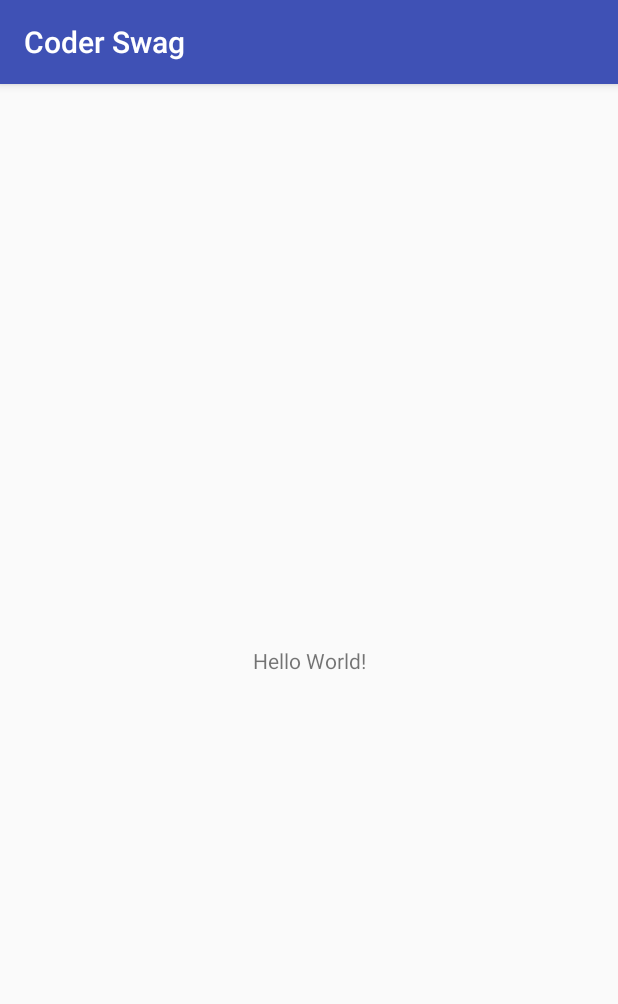
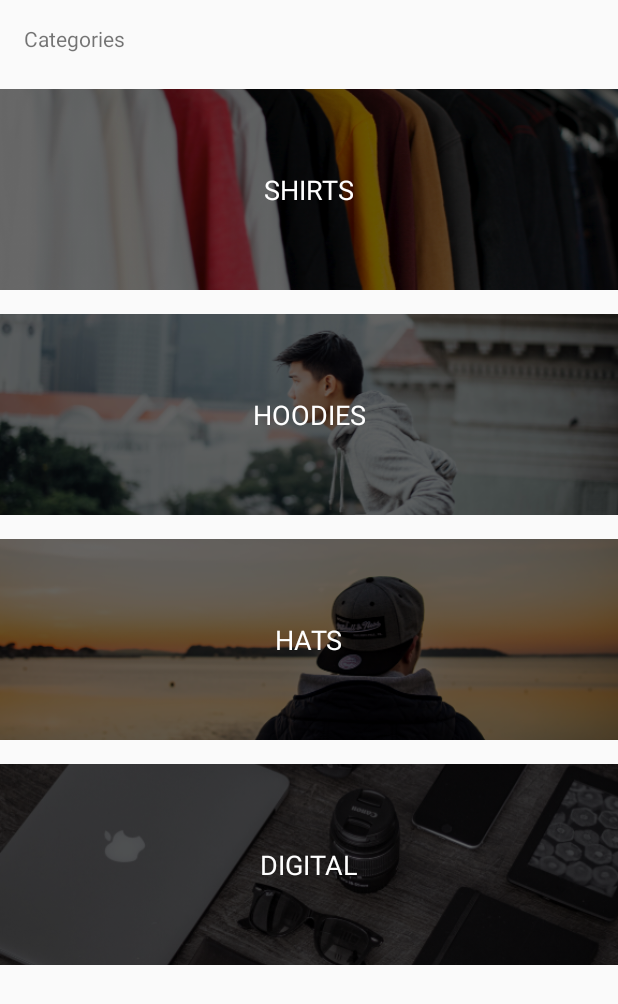
Before and after one commit to arioch666/CoderSwagPractice, an Android app: the screen it shows after launch (MainActivity), on a phone screen of 412 x 824 dp. Shown: the top 1004 px of the screen. Run offline under Robolectric (Android 15) with nearby library versions, the phone set to English and light mode, and no system bars.

Commit message:
Recycler View added

```diff
--- a/app/build.gradle
+++ b/app/build.gradle
@@ -28,6 +28,7 @@ dependencies {
     implementation"org.jetbrains.kotlin:kotlin-stdlib-jre7:$kotlin_version"
     implementation 'com.android.support:appcompat-v7:26.1.0'
     implementation 'com.android.support.constraint:constraint-layout:1.0.2'
+    compile 'com.android.support:recyclerview-v7:26.1.0'
     testImplementation 'junit:junit:4.12'
     androidTestImplementation 'com.android.support.test:runner:1.0.1'
     androidTestImplementation 'com.android.support.test.espresso:espresso-core:3.0.1'
--- /dev/null
+++ b/app/src/main/java/com/div_bytes/coderswag/Adapter/CategoryAdapter.kt
@@ -0,0 +1,55 @@
+package com.div_bytes.coderswag.Adapter
+
+import android.content.Context
+import android.view.LayoutInflater
+import android.view.View
+import android.view.ViewGroup
+import android.widget.BaseAdapter
+import android.widget.ImageView
+import android.widget.TextView
+import com.div_bytes.coderswag.Model.Category
+import com.div_bytes.coderswag.R
+
+/**
+ *@author div@hello.com (Div)
+ */
+
+class CategoryAdapter(context : Context, categories : List<Category>) : BaseAdapter() {
+
+    val context = context
+    val categories = categories
+
+    override fun getView(position: Int, convertView: View?, parent: ViewGroup?): View {
+
+        val categoryView = LayoutInflater.from(context).inflate(R.layout.category_list_item,null)
+
+        val categoryImage = categoryView.findViewById<ImageView>(R.id.categoryImageView)
+        val categoryNameText = categoryView.findViewById<TextView>(R.id.categoryTextView)
+
+        val category = categories[position]
+
+        val resourceId = context.resources.getIdentifier(category.image, "drawable", context.packageName)
+
+        categoryNameText.text = category.title
+        categoryImage.setImageResource(resourceId)
+
+        return categoryView
+    }
+
+    override fun getItem(position: Int): Any {
+        return categories[position]
+    }
+
+    override fun getItemId(position: Int): Long {
+        return 0
+    }
+
+    override fun getCount(): Int {
+        return categories.count()
+    }
+
+    private class ViewHolder {
+        var categoryImage : ImageView? = null
+        var categoryName : TextView? = null
+    }
+}
--- /dev/null
+++ b/app/src/main/java/com/div_bytes/coderswag/Adapter/CategoryRecyclerAdapter.kt
@@ -0,0 +1,43 @@
+package com.div_bytes.coderswag.Adapter
+
+import android.content.Context
+import android.support.v7.widget.RecyclerView
+import android.view.LayoutInflater
+import android.view.View
+import android.view.ViewGroup
+import android.widget.ImageView
+import android.widget.TextView
+import com.div_bytes.coderswag.Model.Category
+import com.div_bytes.coderswag.R
+
+/**
+ *@author div@hello.com (Div)
+ */
+
+class CategoryRecyclerAdapter(val context : Context, val categories : List<Category>) : RecyclerView.Adapter<CategoryRecyclerAdapter.Holder>() {
+
+    override fun onBindViewHolder(holder: Holder?, position: Int) {
+        holder?.bindCategory(categories[position], context)
+    }
+
+    override fun getItemCount(): Int {
+        return categories.size
+    }
+
+    override fun onCreateViewHolder(parent: ViewGroup?, viewType: Int) : Holder {
+        val view = LayoutInflater.from(context).inflate(R.layout.category_list_item, parent, false)
+        return Holder(view)
+    }
+
+    inner class Holder(itemView : View?) : RecyclerView.ViewHolder(itemView) {
+        val categoryImageView = itemView?.findViewById<ImageView>(R.id.categoryImageView)
+        val categoryTextView = itemView?.findViewById<TextView>(R.id.categoryTextView)
+
+        fun bindCategory(category : Category, context : Context) {
+            val resourceId = context.resources.getIdentifier(category.image, "drawable", context.packageName)
+            categoryImageView?.setImageResource(resourceId)
+            categoryTextView?.text = category.title
+        }
+
+    }
+}
--- a/app/src/main/java/com/div_bytes/coderswag/Controller/MainActivity.kt
+++ b/app/src/main/java/com/div_bytes/coderswag/Controller/MainActivity.kt
@@ -2,12 +2,27 @@ package com.div_bytes.coderswag.Controller
 
 import android.support.v7.app.AppCompatActivity
 import android.os.Bundle
+import android.support.v7.widget.LinearLayoutManager
+import android.support.v7.widget.RecyclerView
+import com.div_bytes.coderswag.Adapter.CategoryRecyclerAdapter
 import com.div_bytes.coderswag.R
+import com.div_bytes.coderswag.services.DataService
+import kotlinx.android.synthetic.main.activity_main.*
 
 class MainActivity : AppCompatActivity() {
+
+    lateinit var adapter : CategoryRecyclerAdapter
 
     override fun onCreate(savedInstanceState: Bundle?) {
         super.onCreate(savedInstanceState)
         setContentView(R.layout.activity_main)
+
+        adapter = CategoryRecyclerAdapter(this, DataService.categories)
+        categoryListView.adapter = adapter
+
+        categoryListView.layoutManager = LinearLayoutManager(this )
+        categoryListView.setHasFixedSize(true)
+
+
     }
 }
--- a/app/src/main/java/com/div_bytes/coderswag/Model/Category.kt
+++ b/app/src/main/java/com/div_bytes/coderswag/Model/Category.kt
@@ -4,4 +4,8 @@ package com.div_bytes.coderswag.Model
  *@author div@hello.com (Div)
  */
 
-class Category(val title : String, val image : String)
+class Category(val title : String, val image : String) {
+    override fun toString(): String {
+        return title
+    }
+}
--- a/app/src/main/java/com/div_bytes/coderswag/services/DataService.kt
+++ b/app/src/main/java/com/div_bytes/coderswag/services/DataService.kt
@@ -13,7 +13,7 @@ object DataService {
 
     val categories = listOf(
         Category("SHIRTS", "shirtimage"),
-        Category("HOODIES", "hoodyimage"),
+        Category("HOODIES", "hoodieimage"),
         Category("HATS", "hatimage"),
         Category("DIGITAL", "digitalgoodsimage")
     )
--- a/app/src/main/res/layout/activity_main.xml
+++ b/app/src/main/res/layout/activity_main.xml
@@ -7,12 +7,23 @@
     tools:context="com.div_bytes.coderswag.Controller.MainActivity">
 
     <TextView
+        android:id="@+id/textView2"
         android:layout_width="wrap_content"
         android:layout_height="wrap_content"
-        android:text="Hello World!"
-        app:layout_constraintBottom_toBottomOf="parent"
-        app:layout_constraintLeft_toLeftOf="parent"
-        app:layout_constraintRight_toRightOf="parent"
+        android:layout_marginStart="16dp"
+        android:layout_marginTop="16dp"
+        android:text="Categories"
+        app:layout_constraintStart_toStartOf="parent"
         app:layout_constraintTop_toTopOf="parent" />
 
+    <android.support.v7.widget.RecyclerView
+        android:id="@+id/categoryListView"
+        android:layout_width="0dp"
+        android:layout_height="0dp"
+
+        android:layout_marginTop="16dp"
+        app:layout_constraintBottom_toBottomOf="parent"
+        app:layout_constraintEnd_toEndOf="parent"
+        app:layout_constraintStart_toStartOf="parent"
+        app:layout_constraintTop_toBottomOf="@+id/textView2" />
 </android.support.constraint.ConstraintLayout>
--- /dev/null
+++ b/app/src/main/res/layout/category_list_item.xml
@@ -0,0 +1,33 @@
+<?xml version="1.0" encoding="utf-8"?>
+<android.support.constraint.ConstraintLayout xmlns:android="http://schemas.android.com/apk/res/android"
+    xmlns:app="http://schemas.android.com/apk/res-auto"
+    xmlns:tools="http://schemas.android.com/tools"
+    android:layout_width="match_parent"
+    android:layout_height="150dp">
+
+    <ImageView
+        android:id="@+id/categoryImageView"
+        android:layout_width="0dp"
+        android:layout_height="0dp"
+        android:layout_marginBottom="8dp"
+        android:layout_marginTop="8dp"
+        android:scaleType="centerCrop"
+        app:layout_constraintBottom_toBottomOf="parent"
+        app:layout_constraintEnd_toEndOf="parent"
+        app:layout_constraintStart_toStartOf="parent"
+        app:layout_constraintTop_toTopOf="parent"
+        app:srcCompat="@drawable/hatimage" />
+
+    <TextView
+        android:id="@+id/categoryTextView"
+        android:layout_width="wrap_content"
+        android:layout_height="wrap_content"
+        android:textColor="@android:color/white"
+        android:textSize="18sp"
+        app:layout_constraintBottom_toBottomOf="parent"
+        app:layout_constraintEnd_toEndOf="parent"
+        app:layout_constraintHorizontal_bias="0.5"
+        app:layout_constraintStart_toStartOf="parent"
+        app:layout_constraintTop_toTopOf="parent"
+        tools:text="TextView" />
+</android.support.constraint.ConstraintLayout>
--- a/app/src/main/res/values/styles.xml
+++ b/app/src/main/res/values/styles.xml
@@ -1,7 +1,7 @@
 <resources>
 
     <!-- Base application theme. -->
-    <style name="AppTheme" parent="Theme.AppCompat.Light.DarkActionBar">
+    <style name="AppTheme" parent="Theme.AppCompat.Light.NoActionBar">
         <!-- Customize your theme here. -->
         <item name="colorPrimary">@color/colorPrimary</item>
         <item name="colorPrimaryDark">@color/colorPrimaryDark</item>
```
